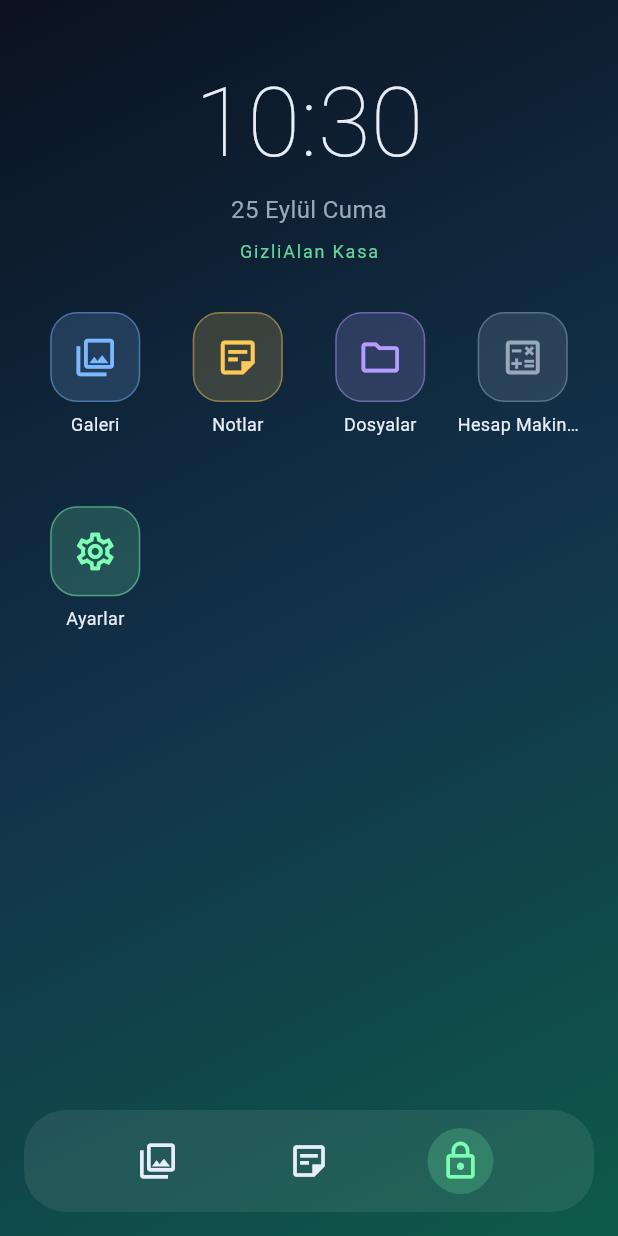
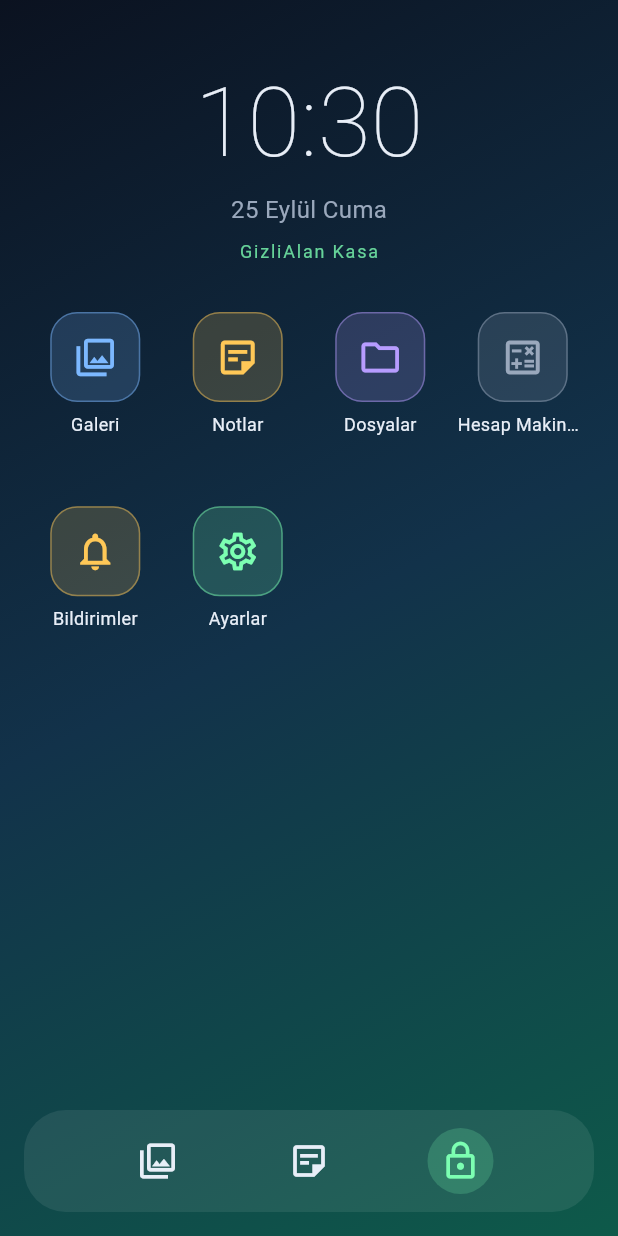
Before and after one commit to canaslan1675-rgb/gizli-alan, a Flutter app: the VaultHomeScreen screen opened directly, on a phone screen of 412 x 824 dp. Run offline on Flutter 3.47's test engine with Material 3 defaults, Android fonts, the phone set to English and light mode, and no system bars; our stand-ins replace file_picker, flutter_secure_storage, image_picker, local_auth, shared_preferences; missing offline and left inert: cryptography; accounts and stored records are empty.

Commit message:
wip: vault-only notification list (#4)

```diff
--- a/lib/l10n/en.dart
+++ b/lib/l10n/en.dart
@@ -213,4 +213,20 @@ const Map<String, String> en = {
   'spModeQuiet': 'Turn work profile off',
   'spQuietNote':
       'Android usually lets only the default home-screen app turn the work profile off. If not permitted, GizliAlan hides the apps instead. You can also use the "Work apps" quick-settings tile.',
+  'notifications': 'Notifications',
+  'notifEmpty':
+      'No notifications yet. Imports, exports, deletions, Second phone changes and wrong PIN attempts are listed here.',
+  'notifFooter':
+      'This list is only visible inside the vault and is stored encrypted. GizliAlan posts no system notifications and never reads other apps\' notifications.',
+  'notifMarkAllRead': 'Mark all as read',
+  'notifClearAll': 'Clear all',
+  'notifClearConfirm': 'Delete all notifications of this vault?',
+  'evGalleryImported': '{n} photo(s) added to Gallery',
+  'evFilesImported': '{n} file(s) added to Files',
+  'evItemExported': '"{name}" exported',
+  'evItemDeleted': '"{name}" deleted',
+  'evFailedUnlocks': '{n} wrong PIN attempt(s) since your last unlock',
+  'evSecondPhoneCreated': 'Second phone created',
+  'evSecondPhoneAppAdded': '"{app}" added to the second phone',
+  'evSecondPhoneRemoved': 'Second phone removed',
 };
--- a/lib/l10n/tr.dart
+++ b/lib/l10n/tr.dart
@@ -212,4 +212,20 @@ const Map<String, String> tr = {
   'spModeQuiet': 'İş profilini kapat',
   'spQuietNote':
       'Android iş profilini kapatmaya çoğu zaman yalnızca varsayılan ana ekran uygulamasına izin verir. İzin yoksa GizliAlan uygulamaları gizlemeye geçer. Hızlı ayarlardaki "İş uygulamaları" düğmesini de kullanabilirsin.',
+  'notifications': 'Bildirimler',
+  'notifEmpty':
+      'Henüz bildirim yok. İçe/dışa aktarma, silme, İkinci telefon değişiklikleri ve hatalı PIN denemeleri burada listelenir.',
+  'notifFooter':
+      'Bu liste yalnızca kasanın içinde görünür ve şifreli saklanır. GizliAlan sistem bildirimi göndermez, başka uygulamaların bildirimlerini okumaz.',
+  'notifMarkAllRead': 'Tümünü okundu say',
+  'notifClearAll': 'Tümünü temizle',
+  'notifClearConfirm': 'Bu kasadaki tüm bildirimler silinsin mi?',
+  'evGalleryImported': 'Galeriye {n} fotoğraf eklendi',
+  'evFilesImported': 'Dosyalara {n} dosya eklendi',
+  'evItemExported': '"{name}" dışa aktarıldı',
+  'evItemDeleted': '"{name}" silindi',
+  'evFailedUnlocks': 'Son girişinden beri {n} hatalı PIN denemesi',
+  'evSecondPhoneCreated': 'İkinci telefon oluşturuldu',
+  'evSecondPhoneAppAdded': 'İkinci telefona "{app}" eklendi',
+  'evSecondPhoneRemoved': 'İkinci telefon kaldırıldı',
 };
--- a/lib/screens/gallery_screen.dart
+++ b/lib/screens/gallery_screen.dart
@@ -6,6 +6,7 @@ import 'package:image_picker/image_picker.dart';
 
 import '../app.dart';
 import '../l10n/l10n.dart';
+import '../models/vault_event.dart';
 import '../services/vault_storage.dart';
 import '../theme.dart';
 import '../widgets/vault_actions.dart';
@@ -65,6 +66,9 @@ class _GalleryScreenState extends State<GalleryScreen> {
         }
       }
     });
+    if (count > 0) {
+      await _store.events?.add(VaultEventType.galleryImported, {'n': '$count'});
+    }
     if (!mounted) return;
     messenger.showSnackBar(
       SnackBar(
--- a/lib/screens/photo_viewer_screen.dart
+++ b/lib/screens/photo_viewer_screen.dart
@@ -3,6 +3,7 @@ import 'dart:typed_data';
 import 'package:flutter/material.dart';
 
 import '../l10n/l10n.dart';
+import '../models/vault_event.dart';
 import '../services/vault_storage.dart';
 import '../theme.dart';
 import '../widgets/vault_actions.dart';
@@ -42,6 +43,9 @@ class _PhotoViewerScreenState extends State<PhotoViewerScreen> {
     if (!await VaultActions.confirmDelete(context)) return;
     final item = _items[_index];
     await widget.store.delete(item);
+    await widget.store.events?.add(VaultEventType.itemDeleted, {
+      'name': item.name,
+    });
     if (!mounted) return;
     setState(() {
       _items.removeAt(_index);
--- a/lib/screens/vault_home_screen.dart
+++ b/lib/screens/vault_home_screen.dart
@@ -12,6 +12,7 @@ import 'gallery_screen.dart';
 import '../services/second_phone_service.dart';
 import '../widgets/profile_app_tile.dart';
 import 'notes_list_screen.dart';
+import 'notifications_screen.dart';
 import 'second_phone_screen.dart';
 import 'settings_screen.dart';
 
@@ -32,6 +33,7 @@ class _VaultHomeScreenState extends State<VaultHomeScreen> {
   DateTime _now = DateTime.now();
   List<ProfileApp> _profileApps = const [];
   ValueNotifier<int>? _spChanged;
+  int _unread = 0;
 
   @override
   void initState() {
@@ -48,7 +50,15 @@ class _VaultHomeScreenState extends State<VaultHomeScreen> {
       _spChanged = GizliAlanApp.of(context).secondPhoneChanged
         ..addListener(_loadProfileApps);
       _loadProfileApps();
+      _loadUnread();
     }
+  }
+
+  Future<void> _loadUnread() async {
+    final events = GizliAlanApp.of(context).session?.events;
+    if (events == null) return;
+    final n = await events.unreadCount();
+    if (mounted && n != _unread) setState(() => _unread = n);
   }
 
   @override
@@ -74,6 +84,7 @@ class _VaultHomeScreenState extends State<VaultHomeScreen> {
     ) {
       if (mounted) setState(() {}); // e.g. wallpaper changed in settings
       _loadProfileApps();
+      _loadUnread();
     });
   }
 
@@ -120,6 +131,14 @@ class _VaultHomeScreenState extends State<VaultHomeScreen> {
         t('decoyTitle'),
         const Color(0xFF9AA8BC),
         () => _open(const DecoyCalculatorScreen()),
+      ),
+      _AppIcon(
+        Icons.notifications_none,
+        t('notifications'),
+        GizliTheme.warning,
+        () => _open(const NotificationsScreen()),
+        badge: _unread,
+        key: const ValueKey('tile_notifications'),
       ),
       if (!(app.session?.isDecoy ?? true))
         _AppIcon(
@@ -178,7 +197,9 @@ class _VaultHomeScreenState extends State<VaultHomeScreen> {
                 Expanded(
                   child: CustomScrollView(
                     slivers: [
-                      _grid(apps.map((a) => _AppTile(icon: a)).toList()),
+                      _grid(
+                        apps.map((a) => _AppTile(key: a.key, icon: a)).toList(),
+                      ),
                       if (_profileApps.isNotEmpty) ...[
                         SliverToBoxAdapter(
                           child: Padding(
@@ -272,7 +293,16 @@ Widget _grid(List<Widget> children) => SliverPadding(
 );
 
 class _AppIcon {
-  const _AppIcon(this.icon, this.label, this.color, this.onTap);
+  const _AppIcon(
+    this.icon,
+    this.label,
+    this.color,
+    this.onTap, {
+    this.badge = 0,
+    this.key,
+  });
+  final int badge;
+  final Key? key;
   final IconData icon;
   final String label;
   final Color color;
@@ -280,7 +310,7 @@ class _AppIcon {
 }
 
 class _AppTile extends StatelessWidget {
-  const _AppTile({required this.icon});
+  const _AppTile({super.key, required this.icon});
   final _AppIcon icon;
 
   @override
@@ -299,7 +329,12 @@ class _AppTile extends StatelessWidget {
               borderRadius: BorderRadius.circular(18),
               border: Border.all(color: icon.color.withValues(alpha: 0.45)),
             ),
-            child: Icon(icon.icon, color: icon.color, size: 30),
+            child: Badge(
+              isLabelVisible: icon.badge > 0,
+              label: Text(icon.badge > 99 ? '99+' : '${icon.badge}'),
+              backgroundColor: GizliTheme.danger,
+              child: Icon(icon.icon, color: icon.color, size: 30),
+            ),
           ),
           const SizedBox(height: 6),
           Text(
--- a/lib/services/vault_storage.dart
+++ b/lib/services/vault_storage.dart
@@ -5,6 +5,7 @@ import 'dart:typed_data';
 import 'package:path/path.dart' as p;
 import 'package:uuid/uuid.dart';
 
+import 'vault_events.dart';
 import 'vault_session.dart';
 
 /// Metadata of one encrypted item (kept inside the encrypted index, so file
@@ -50,10 +51,14 @@ class VaultItem {
 /// On disk: `index.gae` (encrypted JSON list of [VaultItem]) and one
 /// `<uuid>.gae` per item — random names, AES-256-GCM encrypted payloads.
 class VaultStorage {
-  VaultStorage(this._enc, this.dir);
+  VaultStorage(this._enc, this.dir, {this.events});
 
   final EncryptedFiles _enc;
   final Directory dir;
+
+  /// The space's notification list; UI actions (import/export/delete) log to
+  /// it. The storage itself does not log.
+  final VaultEventLog? events;
   final _uuid = const Uuid();
 
   /// Largest single import we accept (whole file is held in memory).
--- a/lib/widgets/vault_actions.dart
+++ b/lib/widgets/vault_actions.dart
@@ -3,6 +3,7 @@ import 'package:flutter/material.dart';
 
 import '../app.dart';
 import '../l10n/l10n.dart';
+import '../models/vault_event.dart';
 import '../services/vault_storage.dart';
 import '../theme.dart';
 
@@ -30,6 +31,9 @@ class VaultActions {
         ),
       );
       if (uri != null) {
+        await storage.events?.add(VaultEventType.itemExported, {
+          'name': item.name,
+        });
         messenger.showSnackBar(SnackBar(content: Text(t('exported'))));
       }
     } catch (e) {
```
Also changed, not shown: lib/app.dart (+9 -0 lines), lib/models/vault_event.dart (added, +69 -0 lines), lib/screens/files_screen.dart (+7 -0 lines), lib/screens/notifications_screen.dart (added, +192 -0 lines), lib/screens/second_phone_screen.dart (+9 -0 lines), lib/services/auth_service.dart (+14 -0 lines), lib/services/vault_events.dart (added, +93 -0 lines), lib/services/vault_session.dart (+17 -3 lines), 1 other file.
